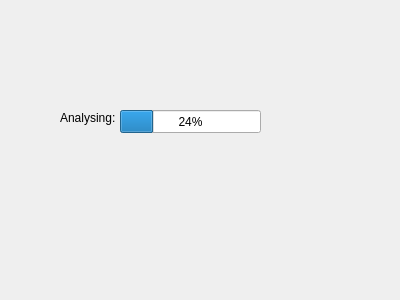
Qt form SubScraperGUI/Diagnostics.ui (lkelly451/SubScraperGUI) before a commit.
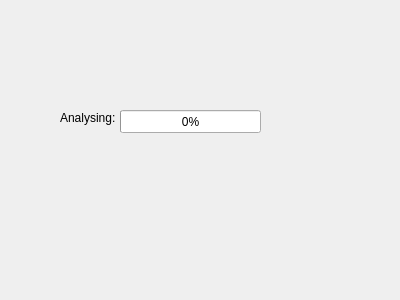
The same form after that commit.

Diff of the .ui file:
```diff
--- a/SubScraperGUI/Diagnostics.ui
+++ b/SubScraperGUI/Diagnostics.ui
@@ -23,7 +23,7 @@
     </rect>
    </property>
    <property name="value">
-    <number>24</number>
+    <number>0</number>
    </property>
   </widget>
   <widget class="QLabel" name="progressBarLabel">
```
